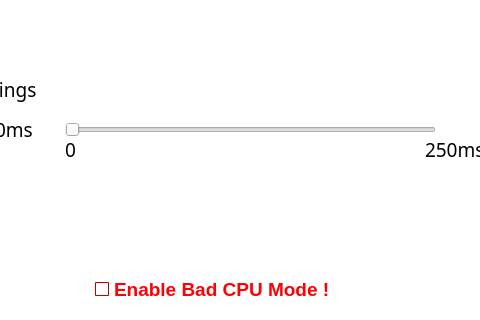
Above: settings/untitled.ui from kurtn3x/CSGOExternal before the change; both pictures show x 167 to 647 and y 168 to 488 of the 740 by 488 pixel window. Below: the same form after it.
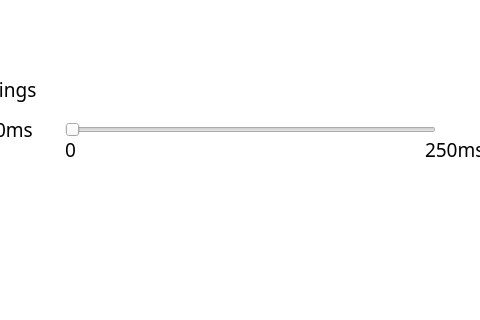
That is the form after the change. The open tabs and pages were chosen to show the change.

```diff
--- a/settings/untitled.ui
+++ b/settings/untitled.ui
@@ -2640,445 +2640,6 @@
        <string>Enable RCS</string>
       </property>
      </widget>
-     <widget class="QCheckBox" name="slowmodeCheckbox">
-      <property name="geometry">
-       <rect>
-        <x>260</x>
-        <y>400</y>
-        <width>291</width>
-        <height>31</height>
-       </rect>
-      </property>
-      <property name="palette">
-       <palette>
-        <active>
-         <colorrole role="WindowText">
-          <brush brushstyle="SolidPattern">
-           <color alpha="255">
-            <red>255</red>
-            <green>0</green>
-            <blue>4</blue>
-           </color>
-          </brush>
-         </colorrole>
-         <colorrole role="Button">
-          <brush brushstyle="SolidPattern">
-           <color alpha="255">
-            <red>240</red>
-            <green>0</green>
-            <blue>4</blue>
-           </color>
-          </brush>
-         </colorrole>
-         <colorrole role="Light">
-          <brush brushstyle="SolidPattern">
-           <color alpha="255">
-            <red>255</red>
-            <green>105</green>
-            <blue>107</blue>
-           </color>
-          </brush>
-         </colorrole>
-         <colorrole role="Midlight">
-          <brush brushstyle="SolidPattern">
-           <color alpha="255">
-            <red>247</red>
-            <green>52</green>
-            <blue>55</blue>
-           </color>
-          </brush>
-         </colorrole>
-         <colorrole role="Dark">
-          <brush brushstyle="SolidPattern">
-           <color alpha="255">
-            <red>120</red>
-            <green>0</green>
-            <blue>2</blue>
-           </color>
-          </brush>
-         </colorrole>
-         <colorrole role="Mid">
-          <brush brushstyle="SolidPattern">
-           <color alpha="255">
-            <red>160</red>
-            <green>0</green>
-            <blue>2</blue>
-           </color>
-          </brush>
-         </colorrole>
-         <colorrole role="Text">
-          <brush brushstyle="SolidPattern">
-           <color alpha="255">
-            <red>0</red>
-            <green>0</green>
-            <blue>0</blue>
-           </color>
-          </brush>
-         </colorrole>
-         <colorrole role="BrightText">
-          <brush brushstyle="SolidPattern">
-           <color alpha="255">
-            <red>255</red>
-            <green>255</green>
-            <blue>255</blue>
-           </color>
-          </brush>
-         </colorrole>
-         <colorrole role="ButtonText">
-          <brush brushstyle="SolidPattern">
-           <color alpha="255">
-            <red>0</red>
-            <green>0</green>
-            <blue>0</blue>
-           </color>
-          </brush>
-         </colorrole>
-         <colorrole role="Base">
-          <brush brushstyle="SolidPattern">
-           <color alpha="255">
-            <red>255</red>
-            <green>255</green>
-            <blue>255</blue>
-           </color>
-          </brush>
-         </colorrole>
-         <colorrole role="Window">
-          <brush brushstyle="SolidPattern">
-           <color alpha="255">
-            <red>240</red>
-            <green>0</green>
-            <blue>4</blue>
-           </color>
-          </brush>
-         </colorrole>
-         <colorrole role="Shadow">
-          <brush brushstyle="SolidPattern">
-           <color alpha="255">
-            <red>0</red>
-            <green>0</green>
-            <blue>0</blue>
-           </color>
-          </brush>
-         </colorrole>
-         <colorrole role="AlternateBase">
-          <brush brushstyle="SolidPattern">
-           <color alpha="255">
-            <red>247</red>
-            <green>127</green>
-            <blue>129</blue>
-           </color>
-          </brush>
-         </colorrole>
-         <colorrole role="ToolTipBase">
-          <brush brushstyle="SolidPattern">
-           <color alpha="255">
-            <red>255</red>
-            <green>255</green>
-            <blue>220</blue>
-           </color>
-          </brush>
-         </colorrole>
-         <colorrole role="ToolTipText">
-          <brush brushstyle="SolidPattern">
-           <color alpha="255">
-            <red>0</red>
-            <green>0</green>
-            <blue>0</blue>
-           </color>
-          </brush>
-         </colorrole>
-        </active>
-        <inactive>
-         <colorrole role="WindowText">
-          <brush brushstyle="SolidPattern">
-           <color alpha="255">
-            <red>255</red>
-            <green>0</green>
-            <blue>4</blue>
-           </color>
-          </brush>
-         </colorrole>
-         <colorrole role="Button">
-          <brush brushstyle="SolidPattern">
-           <color alpha="255">
-            <red>240</red>
-            <green>0</green>
-            <blue>4</blue>
-           </color>
-          </brush>
-         </colorrole>
-         <colorrole role="Light">
-          <brush brushstyle="SolidPattern">
-           <color alpha="255">
-            <red>255</red>
-            <green>105</green>
-            <blue>107</blue>
-           </color>
-          </brush>
-         </colorrole>
-         <colorrole role="Midlight">
-          <brush brushstyle="SolidPattern">
-           <color alpha="255">
-            <red>247</red>
-            <green>52</green>
-            <blue>55</blue>
-           </color>
-          </brush>
-         </colorrole>
-         <colorrole role="Dark">
-          <brush brushstyle="SolidPattern">
-           <color alpha="255">
-            <red>120</red>
-            <green>0</green>
-            <blue>2</blue>
-           </color>
-          </brush>
-         </colorrole>
-         <colorrole role="Mid">
-          <brush brushstyle="SolidPattern">
-           <color alpha="255">
-            <red>160</red>
-            <green>0</green>
-            <blue>2</blue>
-           </color>
-          </brush>
-         </colorrole>
-         <colorrole role="Text">
-          <brush brushstyle="SolidPattern">
-           <color alpha="255">
-            <red>0</red>
-            <green>0</green>
-            <blue>0</blue>
-           </color>
-          </brush>
-         </colorrole>
-         <colorrole role="BrightText">
-          <brush brushstyle="SolidPattern">
-           <color alpha="255">
-            <red>255</red>
-            <green>255</green>
-            <blue>255</blue>
-           </color>
-          </brush>
-         </colorrole>
-         <colorrole role="ButtonText">
-          <brush brushstyle="SolidPattern">
-           <color alpha="255">
-            <red>0</red>
-            <green>0</green>
-            <blue>0</blue>
-           </color>
-          </brush>
-         </colorrole>
-         <colorrole role="Base">
-          <brush brushstyle="SolidPattern">
-           <color alpha="255">
-            <red>255</red>
-            <green>255</green>
-            <blue>255</blue>
-           </color>
-          </brush>
-         </colorrole>
-         <colorrole role="Window">
-          <brush brushstyle="SolidPattern">
-           <color alpha="255">
-            <red>240</red>
-            <green>0</green>
-            <blue>4</blue>
-           </color>
-          </brush>
-         </colorrole>
-         <colorrole role="Shadow">
-          <brush brushstyle="SolidPattern">
-           <color alpha="255">
-            <red>0</red>
-            <green>0</green>
-            <blue>0</blue>
-           </color>
-          </brush>
-         </colorrole>
-         <colorrole role="AlternateBase">
-          <brush brushstyle="SolidPattern">
-           <color alpha="255">
-            <red>247</red>
-            <green>127</green>
-            <blue>129</blue>
-           </color>
-          </brush>
-         </colorrole>
-         <colorrole role="ToolTipBase">
-          <brush brushstyle="SolidPattern">
-           <color alpha="255">
-            <red>255</red>
-            <green>255</green>
-            <blue>220</blue>
-           </color>
-          </brush>
-         </colorrole>
-         <colorrole role="ToolTipText">
-          <brush brushstyle="SolidPattern">
-           <color alpha="255">
-            <red>0</red>
-            <green>0</green>
-            <blue>0</blue>
-           </color>
-          </brush>
-         </colorrole>
-        </inactive>
-        <disabled>
-         <colorrole role="WindowText">
-          <brush brushstyle="SolidPattern">
-           <color alpha="255">
-            <red>120</red>
-            <green>0</green>
-            <blue>2</blue>
-           </color>
-          </brush>
-         </colorrole>
-         <colorrole role="Button">
-          <brush brushstyle="SolidPattern">
-           <color alpha="255">
-            <red>240</red>
-            <green>0</green>
-            <blue>4</blue>
-           </color>
-          </brush>
-         </colorrole>
-         <colorrole role="Light">
-          <brush brushstyle="SolidPattern">
-           <color alpha="255">
-            <red>255</red>
-            <green>105</green>
-            <blue>107</blue>
-           </color>
-          </brush>
-         </colorrole>
-         <colorrole role="Midlight">
-          <brush brushstyle="SolidPattern">
-           <color alpha="255">
-            <red>247</red>
-            <green>52</green>
-            <blue>55</blue>
-           </color>
-          </brush>
-         </colorrole>
-         <colorrole role="Dark">
-          <brush brushstyle="SolidPattern">
-           <color alpha="255">
-            <red>120</red>
-            <green>0</green>
-            <blue>2</blue>
-           </color>
-          </brush>
-         </colorrole>
-         <colorrole role="Mid">
-          <brush brushstyle="SolidPattern">
-           <color alpha="255">
-            <red>160</red>
-            <green>0</green>
-            <blue>2</blue>
-           </color>
-          </brush>
-         </colorrole>
-         <colorrole role="Text">
-          <brush brushstyle="SolidPattern">
-           <color alpha="255">
-            <red>120</red>
-            <green>0</green>
-            <blue>2</blue>
-           </color>
-          </brush>
-         </colorrole>
-         <colorrole role="BrightText">
-          <brush brushstyle="SolidPattern">
-           <color alpha="255">
-            <red>255</red>
-            <green>255</green>
-            <blue>255</blue>
-           </color>
-          </brush>
-         </colorrole>
-         <colorrole role="ButtonText">
-          <brush brushstyle="SolidPattern">
-           <color alpha="255">
-            <red>120</red>
-            <green>0</green>
-            <blue>2</blue>
-           </color>
-          </brush>
-         </colorrole>
-         <colorrole role="Base">
-          <brush brushstyle="SolidPattern">
-           <color alpha="255">
-            <red>240</red>
-            <green>0</green>
-            <blue>4</blue>
-           </color>
-          </brush>
-         </colorrole>
-         <colorrole role="Window">
-          <brush brushstyle="SolidPattern">
-           <color alpha="255">
-            <red>240</red>
-            <green>0</green>
-            <blue>4</blue>
-           </color>
-          </brush>
-         </colorrole>
-         <colorrole role="Shadow">
-          <brush brushstyle="SolidPattern">
-           <color alpha="255">
-            <red>0</red>
-            <green>0</green>
-            <blue>0</blue>
-           </color>
-          </brush>
-         </colorrole>
-         <colorrole role="AlternateBase">
-          <brush brushstyle="SolidPattern">
-           <color alpha="255">
-            <red>240</red>
-            <green>0</green>
-            <blue>4</blue>
-           </color>
-          </brush>
-         </colorrole>
-         <colorrole role="ToolTipBase">
-          <brush brushstyle="SolidPattern">
-           <color alpha="255">
-            <red>255</red>
-            <green>255</green>
-            <blue>220</blue>
-           </color>
-          </brush>
-         </colorrole>
-         <colorrole role="ToolTipText">
-          <brush brushstyle="SolidPattern">
-           <color alpha="255">
-            <red>0</red>
-            <green>0</green>
-            <blue>0</blue>
-           </color>
-          </brush>
-         </colorrole>
-        </disabled>
-       </palette>
-      </property>
-      <property name="font">
-       <font>
-        <family>Nirmala UI</family>
-        <pointsize>14</pointsize>
-        <weight>75</weight>
-        <bold>true</bold>
-       </font>
-      </property>
-      <property name="toolTip">
-       <string>Increase Performance. This setting will reduce the updatetime of the cheat. This may cause glow flickering/ bad bunnyhop or bad RCS behavior.</string>
-      </property>
-      <property name="text">
-       <string>Enable Bad CPU Mode !</string>
-      </property>
-     </widget>
      <widget class="QLabel" name="label_12">
       <property name="geometry">
        <rect>
```
Left out of the diff: 15 changed lines with no effect on the pictures.
